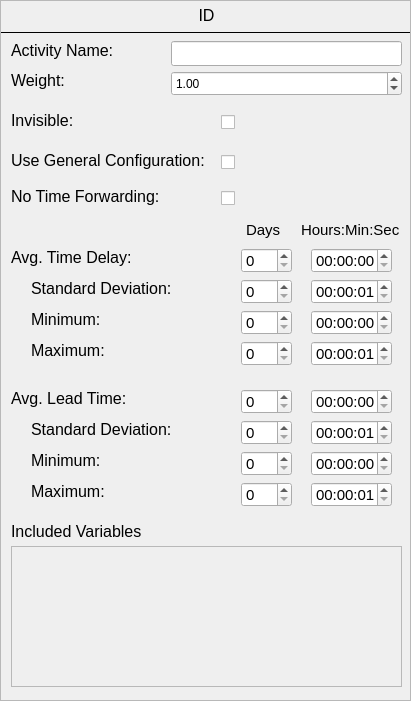
Above: src/resources/QtDesignerFiles/TransitionsInput.ui from DavidJilg/DALG before the change. Below: the same form after it.
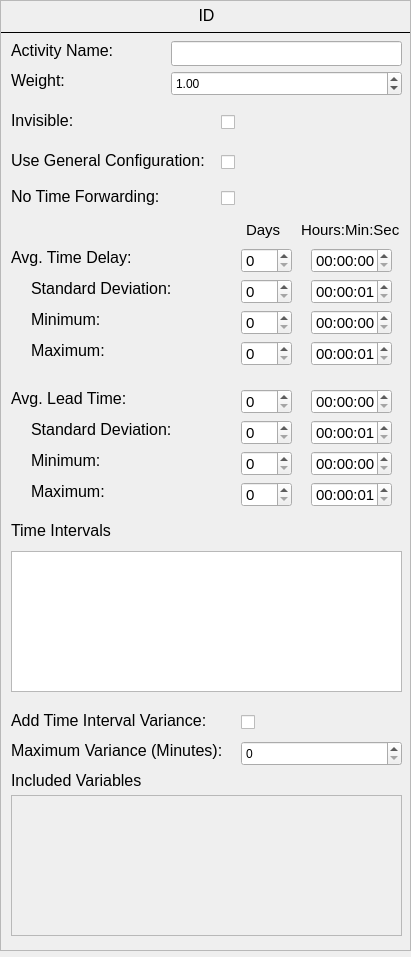
That is the form after the change.

Patch:
```diff
--- a/src/resources/QtDesignerFiles/TransitionsInput.ui
+++ b/src/resources/QtDesignerFiles/TransitionsInput.ui
@@ -7,7 +7,7 @@
     <x>0</x>
     <y>0</y>
     <width>411</width>
-    <height>701</height>
+    <height>957</height>
    </rect>
   </property>
   <property name="windowTitle">
@@ -19,7 +19,7 @@
      <x>0</x>
      <y>0</y>
      <width>411</width>
-     <height>701</height>
+     <height>951</height>
     </rect>
    </property>
    <property name="frameShadow">
@@ -40,7 +40,7 @@
       <x>0</x>
       <y>0</y>
       <width>409</width>
-      <height>699</height>
+      <height>949</height>
      </rect>
     </property>
     <widget class="QWidget" name="variable_input" native="true">
@@ -1061,7 +1061,7 @@
      <property name="geometry">
       <rect>
        <x>10</x>
-       <y>545</y>
+       <y>794</y>
        <width>391</width>
        <height>141</height>
       </rect>
@@ -1087,7 +1087,7 @@
      <property name="geometry">
       <rect>
        <x>10</x>
-       <y>521</y>
+       <y>770</y>
        <width>381</width>
        <height>21</height>
       </rect>
@@ -1107,6 +1107,123 @@
       <set>Qt::AlignLeading|Qt::AlignLeft|Qt::AlignTop</set>
      </property>
     </widget>
+    <widget class="QPlainTextEdit" name="time_intervals_input">
+     <property name="geometry">
+      <rect>
+       <x>10</x>
+       <y>550</y>
+       <width>391</width>
+       <height>141</height>
+      </rect>
+     </property>
+     <property name="toolTip">
+      <string>&lt;html&gt;&lt;head/&gt;&lt;body&gt;&lt;p&gt;This input allows you to restrict when the activity can be performed. Therefore, a list of time intervals can be provided. If not Intervals are provided, no restrictions aply. The following syntax has to be used:&lt;/p&gt;&lt;p align=&quot;center&quot;&gt;Mon,Tue,Wed,Thu,Fri,Sat,Sun | 07:00:00-12:00:00;&lt;/p&gt;&lt;p align=&quot;center&quot;&gt;Mon,Tue,Wed,Thu,Fri | 14:00:00-18:00:00;&lt;/p&gt;&lt;p align=&quot;center&quot;&gt;.....&lt;/p&gt;&lt;/body&gt;&lt;/html&gt;</string>
+     </property>
+    </widget>
+    <widget class="QLabel" name="output_dir_label_32">
+     <property name="geometry">
+      <rect>
+       <x>10</x>
+       <y>520</y>
+       <width>381</width>
+       <height>21</height>
+      </rect>
+     </property>
+     <property name="font">
+      <font>
+       <pointsize>12</pointsize>
+      </font>
+     </property>
+     <property name="toolTip">
+      <string>&lt;html&gt;&lt;head/&gt;&lt;body&gt;&lt;p&gt;This input allows you to restrict when the activity can be performed. Therefore, a list of time intervals can be provided. If not Intervals are provided, no restrictions aply. The following syntax has to be used:&lt;/p&gt;&lt;p align=&quot;center&quot;&gt;Mon,Tue,Wed,Thu,Fri,Sat,Sun | 07:00:00-12:00:00;&lt;/p&gt;&lt;p align=&quot;center&quot;&gt;Mon,Tue,Wed,Thu,Fri | 14:00:00-18:00:00;&lt;/p&gt;&lt;p align=&quot;center&quot;&gt;.....&lt;/p&gt;&lt;/body&gt;&lt;/html&gt;</string>
+     </property>
+     <property name="text">
+      <string>Time Intervals</string>
+     </property>
+     <property name="alignment">
+      <set>Qt::AlignLeading|Qt::AlignLeft|Qt::AlignTop</set>
+     </property>
+    </widget>
+    <widget class="QCheckBox" name="variance_input">
+     <property name="geometry">
+      <rect>
+       <x>240</x>
+       <y>710</y>
+       <width>161</width>
+       <height>23</height>
+      </rect>
+     </property>
+     <property name="toolTip">
+      <string>&lt;html&gt;&lt;head/&gt;&lt;body&gt;&lt;p&gt;This input allows you to add variance to the timestamp of an activity if the activity is at the beginning of a time interval. If this setting is not usesd all timestamps that are originally outside of the time intervals will be at the beginning of the next valid interval. &lt;/p&gt;&lt;/body&gt;&lt;/html&gt;</string>
+     </property>
+     <property name="text">
+      <string/>
+     </property>
+    </widget>
+    <widget class="QLabel" name="initial_value_label_7">
+     <property name="geometry">
+      <rect>
+       <x>10</x>
+       <y>710</y>
+       <width>221</width>
+       <height>21</height>
+      </rect>
+     </property>
+     <property name="font">
+      <font>
+       <pointsize>12</pointsize>
+      </font>
+     </property>
+     <property name="toolTip">
+      <string>&lt;html&gt;&lt;head/&gt;&lt;body&gt;&lt;p&gt;This input allows you to add variance to the timestamp of an activity if the activity is at the beginning of a time interval. If this setting is not usesd all timestamps that are originally outside of the time intervals will be at the beginning of the next valid interval. &lt;/p&gt;&lt;/body&gt;&lt;/html&gt;</string>
+     </property>
+     <property name="text">
+      <string>Add Time Interval Variance:</string>
+     </property>
+     <property name="alignment">
+      <set>Qt::AlignLeading|Qt::AlignLeft|Qt::AlignTop</set>
+     </property>
+    </widget>
+    <widget class="QLabel" name="initial_value_label_8">
+     <property name="geometry">
+      <rect>
+       <x>10</x>
+       <y>740</y>
+       <width>221</width>
+       <height>21</height>
+      </rect>
+     </property>
+     <property name="font">
+      <font>
+       <pointsize>12</pointsize>
+      </font>
+     </property>
+     <property name="toolTip">
+      <string>&lt;html&gt;&lt;head/&gt;&lt;body&gt;&lt;p&gt;This input allows you set the maximum variance.&lt;/p&gt;&lt;/body&gt;&lt;/html&gt;</string>
+     </property>
+     <property name="text">
+      <string>Maximum Variance (Minutes):</string>
+     </property>
+     <property name="alignment">
+      <set>Qt::AlignLeading|Qt::AlignLeft|Qt::AlignTop</set>
+     </property>
+    </widget>
+    <widget class="QSpinBox" name="max_variance_input">
+     <property name="geometry">
+      <rect>
+       <x>240</x>
+       <y>740</y>
+       <width>161</width>
+       <height>25</height>
+      </rect>
+     </property>
+     <property name="toolTip">
+      <string>&lt;html&gt;&lt;head/&gt;&lt;body&gt;&lt;p&gt;This input allows you set the maximum variance.&lt;/p&gt;&lt;/body&gt;&lt;/html&gt;</string>
+     </property>
+     <property name="maximum">
+      <number>10000</number>
+     </property>
+    </widget>
    </widget>
   </widget>
  </widget>
```
